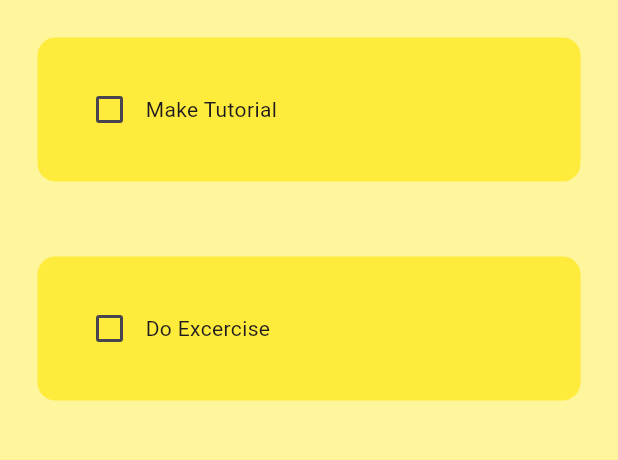
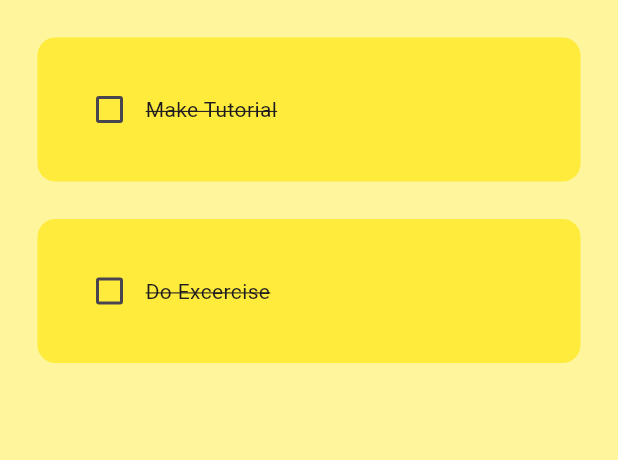
Before and after one commit to Firuz43/fluttertodo, a Flutter app: the screen it shows after launch, on a phone screen of 412 x 824 dp, the part 84-544 px from its top. Run offline on Flutter 3.47's test engine with Material 3 defaults, Android fonts, the phone set to English and light mode, and no system bars.

Commit message:
linethrough checkbox functionality

```diff
--- a/lib/util/todo_title.dart
+++ b/lib/util/todo_title.dart
@@ -14,8 +14,8 @@ class TodoTitle extends StatelessWidget {
 
   @override
   Widget build(BuildContext context) {
-    return Padding(
-      padding: const EdgeInsets.all(25.0),
+    return  Padding(
+      padding: const EdgeInsets.only(left: 25, right: 25, top: 25),
       child: Container(
         padding: EdgeInsets.all(24),
 
@@ -26,7 +26,11 @@ class TodoTitle extends StatelessWidget {
             Checkbox(value: taskCompleted, onChanged: onChanged),
 
             //Task name
-            Text(taskName),
+            Text(
+              taskName,
+              style: TextStyle(decoration: TextDecoration.lineThrough),
+              ),
+
           ],
         ),
         decoration: BoxDecoration(
```
